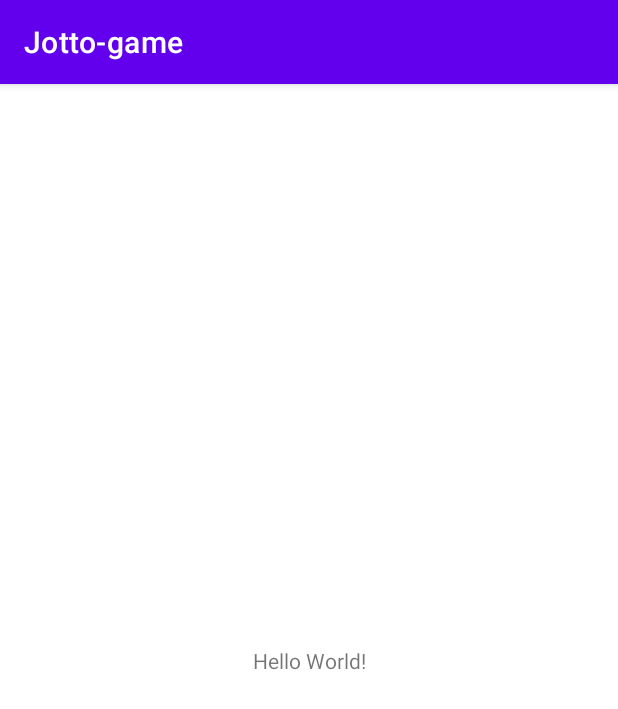
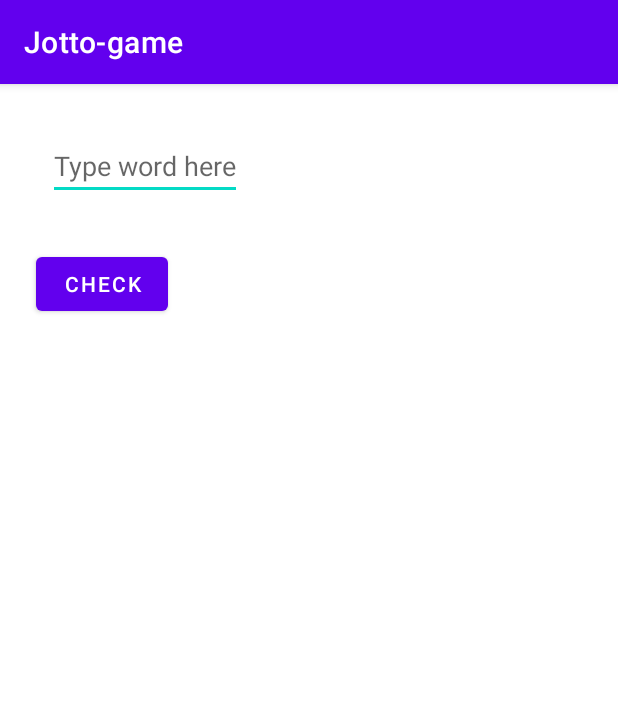
Before and after one commit to AygulMalikova/Jotto-game, an Android app: the screen it shows after launch (MainActivity before the commit, PlayingGameActivity after it), on a phone screen of 412 x 824 dp. Shown: the top 709 px of the screen. Run offline under Robolectric (Android 15) with nearby library versions, the phone set to English and light mode, and no system bars.

Commit message:
Playing the game activity alpha version

```diff
--- a/app/src/main/AndroidManifest.xml
+++ b/app/src/main/AndroidManifest.xml
@@ -16,6 +16,8 @@
                 <category android:name="android.intent.category.LAUNCHER" />
             </intent-filter>
         </activity>
+        <activity android:name=".PlayingGameActivity">
+        </activity>
     </application>
 
 </manifest>
--- a/app/src/main/java/com/example/jotto_game/MainActivity.kt
+++ b/app/src/main/java/com/example/jotto_game/MainActivity.kt
@@ -1,5 +1,6 @@
 package com.example.jotto_game
 
+import android.content.Intent
 import androidx.appcompat.app.AppCompatActivity
 import android.os.Bundle
 
@@ -7,5 +8,7 @@ class MainActivity : AppCompatActivity() {
     override fun onCreate(savedInstanceState: Bundle?) {
         super.onCreate(savedInstanceState)
         setContentView(R.layout.activity_main)
+        val intent = Intent(this, PlayingGameActivity::class.java)
+        startActivity(intent)
     }
 }
--- /dev/null
+++ b/app/src/main/java/com/example/jotto_game/PlayingGameActivity.kt
@@ -0,0 +1,75 @@
+package com.example.jotto_game
+
+import android.os.Bundle
+import android.widget.Toast
+import androidx.appcompat.app.AppCompatActivity
+import androidx.recyclerview.widget.LinearLayoutManager
+import com.example.jotto_game.adapters.WordAdapter
+import com.example.jotto_game.data.ExampleItem
+import kotlinx.android.synthetic.main.playing_game.*
+import java.util.*
+import kotlin.collections.ArrayList
+
+class PlayingGameActivity : AppCompatActivity() {
+    override fun onCreate(savedInstanceState: Bundle?) {
+        super.onCreate(savedInstanceState)
+        setContentView(R.layout.playing_game)
+        val str = generateWord()
+        val wordList = ArrayList<ExampleItem>()
+        recycler_view.layoutManager = LinearLayoutManager(this)
+        recycler_view.setHasFixedSize(false)
+        recycler_view.adapter = WordAdapter(wordList)
+
+
+        check_word_button.setOnClickListener {
+            val similarCount = checkWord(str)
+            val item = ExampleItem(word_tocheck.text.toString(), similarCount.toString())
+            wordList += item
+            // TODO: adapter does not updates, hz why, will fix
+            recycler_view.adapter?.notifyDataSetChanged()
+        }
+    }
+
+
+    private fun generateWord(): String {
+        //  TODO: generate word
+        return "about"
+    }
+
+
+    private fun checkWord(generated: String): Int {
+        // TODO: check if the word exists and does not contain repeated letters
+        var word = word_tocheck.text.toString()
+        if (word.isEmpty()) {
+            Toast.makeText(
+                this, "Please, enter the word first",
+                Toast.LENGTH_SHORT
+            ).show()
+        } else if (word.length != generated.length) {
+            Toast.makeText(
+                this, "Please, enter the word with length:" +
+                        generated.length.toString(), Toast.LENGTH_SHORT
+            ).show()
+        }
+        word = word.toLowerCase(Locale.ROOT)
+
+        val hashMap: HashMap<Char, Int> = HashMap<Char, Int>()
+        for (i in word.indices) {
+            if (!hashMap.containsKey(word[i]))
+                hashMap[word[i]] = 1
+            else {
+                val value = hashMap[word[i]]
+                hashMap.remove(word[i])
+                if (value != null) {
+                    hashMap[word[i]] = value + 1
+                }
+            }
+        }
+        var counter = 0
+        for (i in generated.indices) {
+            if (hashMap.containsKey(generated[i]))
+                counter += 1
+        }
+        return counter
+    }
+}
--- /dev/null
+++ b/app/src/main/java/com/example/jotto_game/data/ExampleItem.kt
@@ -0,0 +1,3 @@
+package com.example.jotto_game.data
+
+data class ExampleItem(val word: String, val number: String)
--- /dev/null
+++ b/app/src/main/res/layout/playing_game.xml
@@ -0,0 +1,48 @@
+<?xml version="1.0" encoding="utf-8"?>
+
+<androidx.constraintlayout.widget.ConstraintLayout xmlns:android="http://schemas.android.com/apk/res/android"
+    xmlns:app="http://schemas.android.com/apk/res-auto"
+    xmlns:tools="http://schemas.android.com/tools"
+    android:layout_width="match_parent"
+    android:layout_height="match_parent">
+    <LinearLayout
+        android:layout_width="match_parent"
+        android:layout_height="match_parent"
+        android:orientation="vertical">
+
+        <EditText
+            android:id="@+id/word_tocheck"
+            android:layout_width="wrap_content"
+            android:layout_height="wrap_content"
+            android:layout_marginStart="32dp"
+            android:layout_marginLeft="32dp"
+            android:layout_marginTop="32dp"
+            android:hint="@string/type_word_here"
+            app:layout_constraintStart_toStartOf="parent"
+            app:layout_constraintTop_toTopOf="parent" />
+
+        <Button
+            android:id="@+id/check_word_button"
+            android:layout_width="wrap_content"
+            android:layout_height="wrap_content"
+            android:layout_marginStart="24dp"
+            android:layout_marginLeft="24dp"
+            android:layout_marginTop="32dp"
+            android:text="@string/check"
+            app:layout_constraintStart_toEndOf="@+id/word_tocheck"
+            app:layout_constraintTop_toTopOf="parent" />
+
+        <androidx.recyclerview.widget.RecyclerView
+            android:id="@+id/recycler_view"
+            android:layout_width="match_parent"
+            android:layout_height="match_parent"
+            android:clipToPadding="false"
+            android:padding="4dp"
+            app:layout_constraintBottom_toBottomOf="parent"
+            app:layout_constraintEnd_toEndOf="parent"
+            app:layout_constraintStart_toStartOf="parent"
+            app:layout_constraintTop_toBottomOf="@+id/check_word_button"
+            tools:listitem="@layout/example_item"/>
+        </LinearLayout>
+
+</androidx.constraintlayout.widget.ConstraintLayout>
--- a/app/src/main/res/values/strings.xml
+++ b/app/src/main/res/values/strings.xml
@@ -1,3 +1,6 @@
 <resources>
     <string name="app_name">Jotto-game</string>
+    <string name="type_word_here">Type word here</string>
+    <string name="check">Check</string>
+    <string name="textview">TextView</string>
 </resources>
--- a/build.gradle
+++ b/build.gradle
@@ -8,7 +8,7 @@ buildscript {
     dependencies {
         classpath "com.android.tools.build:gradle:4.1.0"
         classpath "org.jetbrains.kotlin:kotlin-gradle-plugin:$kotlin_version"
-
+        classpath "org.jetbrains.kotlin:kotlin-android-extensions:$kotlin_version"
         // NOTE: Do not place your application dependencies here; they belong
         // in the individual module build.gradle files
     }
```
Also changed, not shown: app/build.gradle (+9 -0 lines), app/src/main/java/com/example/jotto_game/adapters/WordAdapter.kt (added, +37 -0 lines), app/src/main/res/layout/example_item.xml (added, +33 -0 lines), gradle/wrapper/gradle-wrapper.properties.
